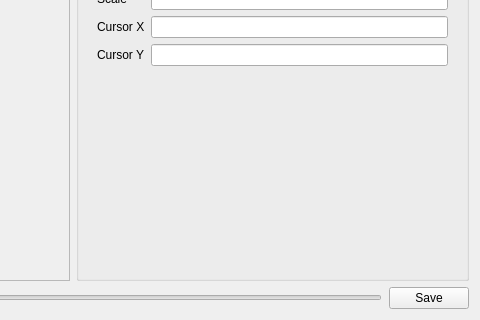
Above: ros/src/computing/perception/localization/packages/vmml/src/bin/dataset_browser/dataset_browser.ui from beenfhb/autoware before the change; both pictures show x 334 to 814 and y 359 to 679 of the 814 by 679 pixel window. Below: the same form after it.
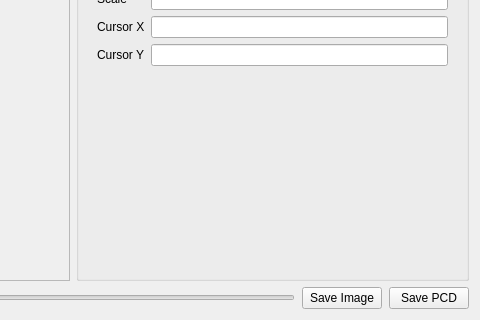
That is the form after the change. Icons and pictures are not drawn. Custom widgets are drawn as their Qt base class.

```diff
--- a/ros/src/computing/perception/localization/packages/vmml/src/bin/dataset_browser/dataset_browser.ui
+++ b/ros/src/computing/perception/localization/packages/vmml/src/bin/dataset_browser/dataset_browser.ui
@@ -248,7 +248,14 @@
        <item>
         <widget class="QPushButton" name="saveImageButton">
          <property name="text">
-          <string>Save</string>
+          <string>Save Image</string>
+         </property>
+        </widget>
+       </item>
+       <item>
+        <widget class="QPushButton" name="savePcdButton">
+         <property name="text">
+          <string>Save PCD</string>
          </property>
         </widget>
        </item>
```
